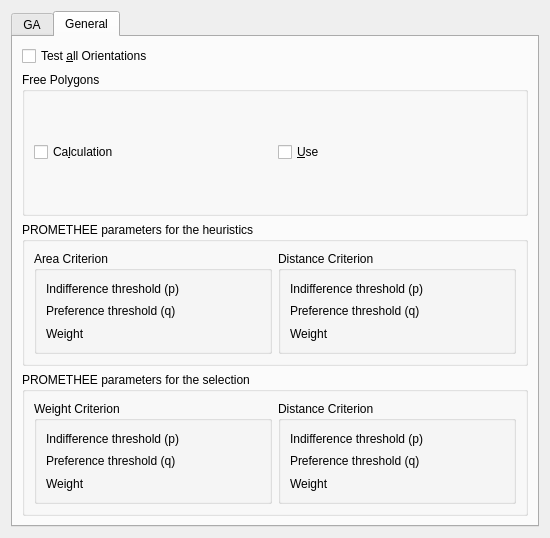
First picture: the form in kdevvlsi/kappoptions.ui, repository pfrancq/vlsi, before the edit.
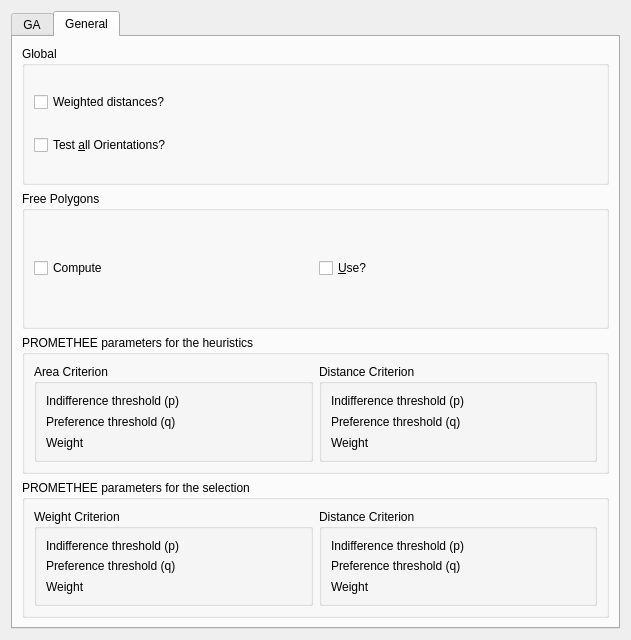
Second picture: the form after the edit. The open tabs and pages were chosen to show the change. Custom widgets are drawn as their Qt base class.

```diff
--- a/kdevvlsi/kappoptions.ui
+++ b/kdevvlsi/kappoptions.ui
@@ -6,8 +6,8 @@
    <rect>
     <x>0</x>
     <y>0</y>
-    <width>550</width>
-    <height>538</height>
+    <width>631</width>
+    <height>640</height>
    </rect>
   </property>
   <property name="windowTitle">
@@ -212,10 +212,29 @@
       </attribute>
       <layout class="QVBoxLayout" name="verticalLayout_9">
        <item>
-        <widget class="QCheckBox" name="AllOrientations">
-         <property name="text">
-          <string>Test &amp;all Orientations</string>
+        <widget class="QGroupBox" name="groupBox_10">
+         <property name="title">
+          <string>Global</string>
          </property>
+         <layout class="QVBoxLayout" name="verticalLayout_10">
+          <item>
+           <widget class="QCheckBox" name="WeightedDistances">
+            <property name="toolTip">
+             <string>&lt;html&gt;&lt;head/&gt;&lt;body&gt;&lt;p&gt;Determine if to compute the distances, their weights are taken into account or not. If so, short high weighted connections will be more important than long less weighted connections.&lt;/p&gt;&lt;/body&gt;&lt;/html&gt;</string>
+            </property>
+            <property name="text">
+             <string>Weighted distances?</string>
+            </property>
+           </widget>
+          </item>
+          <item>
+           <widget class="QCheckBox" name="AllOrientations">
+            <property name="text">
+             <string>Test &amp;all Orientations?</string>
+            </property>
+           </widget>
+          </item>
+         </layout>
         </widget>
        </item>
        <item>
@@ -227,14 +246,14 @@
           <item>
            <widget class="QCheckBox" name="ComputeFreePolygons">
             <property name="text">
-             <string>Ca&amp;lculation</string>
+             <string>Compute</string>
             </property>
            </widget>
           </item>
           <item>
            <widget class="QCheckBox" name="UseFreePolygons">
             <property name="text">
-             <string>&amp;Use</string>
+             <string>&amp;Use?</string>
             </property>
            </widget>
           </item>
```
Left out of the diff: 2 changed lines with no effect on the pictures.
